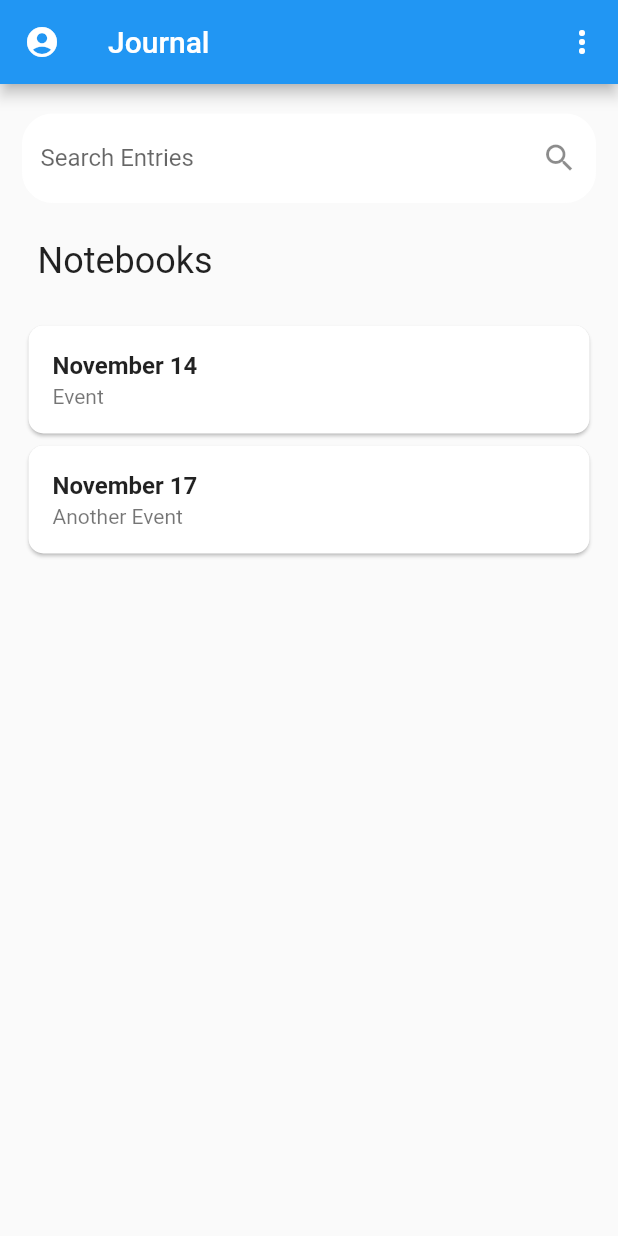
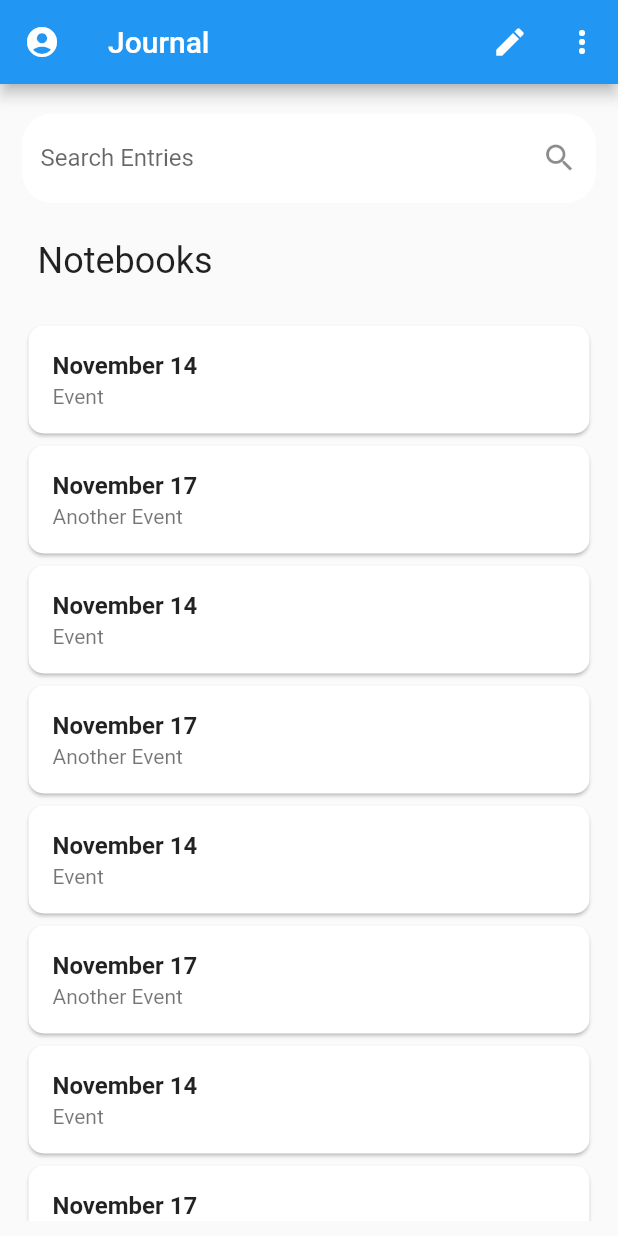
Before and after one commit to indev-aj/daily_diary, a Flutter app: the screen it shows after launch, on a phone screen of 412 x 824 dp. Run offline on Flutter 3.47's test engine with Material 2 defaults, Android fonts, the phone set to English and light mode, and no system bars.

Commit message:
edited main screen & added entry screen

```diff
--- /dev/null
+++ b/lib/customs/customClass.dart
@@ -0,0 +1,9 @@
+import 'package:flutter/material.dart';
+
+class CustomScrollBehavior extends ScrollBehavior {
+  @override
+  Widget buildViewportChrome(
+      BuildContext context, Widget child, AxisDirection axisDirection) {
+    return child;
+  }
+}
--- /dev/null
+++ b/lib/customs/customWidgets.dart
@@ -0,0 +1,18 @@
+import 'package:flutter/material.dart';
+
+Widget customCard(String subject, String body) {
+  return Card(
+    shape: RoundedRectangleBorder(
+      borderRadius: BorderRadius.circular(10),
+    ),
+    child: ListTile(
+      title: Text(
+        subject,
+        style: TextStyle(
+          fontWeight: FontWeight.bold,
+        ),
+      ),
+      subtitle: Text(body),
+    ),
+  );
+}
--- a/lib/screens/main_screen.dart
+++ b/lib/screens/main_screen.dart
@@ -1,3 +1,6 @@
+import 'package:daily_diary/customs/customClass.dart';
+import 'package:daily_diary/customs/customWidgets.dart';
+import 'package:daily_diary/screens/entry_screen.dart';
 import 'package:flutter/material.dart';
 
 class MainScreen extends StatefulWidget {
@@ -21,6 +24,13 @@ class _MainScreenState extends State<MainScreen> {
         ),
         title: Text('Journal'),
         actions: <Widget>[
+          IconButton(
+            icon: Icon(Icons.edit),
+            onPressed: () {
+              Navigator.push(context,
+                  MaterialPageRoute(builder: (context) => EntryScreen()));
+            },
+          ),
           IconButton(icon: Icon(Icons.more_vert), onPressed: () {}),
         ],
       ),
@@ -45,7 +55,10 @@ class _MainScreenState extends State<MainScreen> {
                 suffixIcon: Icon(Icons.search),
                 enabledBorder: OutlineInputBorder(
                   borderRadius: BorderRadius.circular(20),
-                  borderSide: BorderSide(color: Colors.white, width: 0),
+                  borderSide: BorderSide(
+                    color: Colors.white,
+                    width: 0,
+                  ),
                 ),
               ),
             ),
@@ -60,11 +73,29 @@ class _MainScreenState extends State<MainScreen> {
             ),
           ),
           SizedBox(height: 25),
-          Container(
+          Expanded(
             child: Column(
               children: <Widget>[
-                customCard('November 14', 'Event'),
-                customCard('November 17', 'Another Event'),
+                Expanded(
+                  child: ScrollConfiguration(
+                    behavior: CustomScrollBehavior(),
+                    child: ListView(
+                      children: <Widget>[
+                        customCard('November 14', 'Event'),
+                        customCard('November 17', 'Another Event'),
+                        customCard('November 14', 'Event'),
+                        customCard('November 17', 'Another Event'),
+                        customCard('November 14', 'Event'),
+                        customCard('November 17', 'Another Event'),
+                        customCard('November 14', 'Event'),
+                        customCard('November 17', 'Another Event'),
+                        customCard('November 14', 'Event'),
+                        customCard('November 17', 'Another Event'),
+                      ],
+                    ),
+                  ),
+                ),
+                // Expanded(child: Text('da')),
               ],
             ),
           ),
@@ -72,21 +103,4 @@ class _MainScreenState extends State<MainScreen> {
       ),
     );
   }
-
-  Widget customCard(String subject, String body) {
-    return Card(
-      shape: RoundedRectangleBorder(
-        borderRadius: BorderRadius.circular(10),
-      ),
-      child: ListTile(
-        title: Text(
-          subject,
-          style: TextStyle(
-            fontWeight: FontWeight.bold,
-          ),
-        ),
-        subtitle: Text(body),
-      ),
-    );
-  }
 }
```
Also changed, not shown: lib/models/entryModel.dart (added, +13 -0 lines), lib/screens/entry_screen.dart (added, +59 -0 lines).
